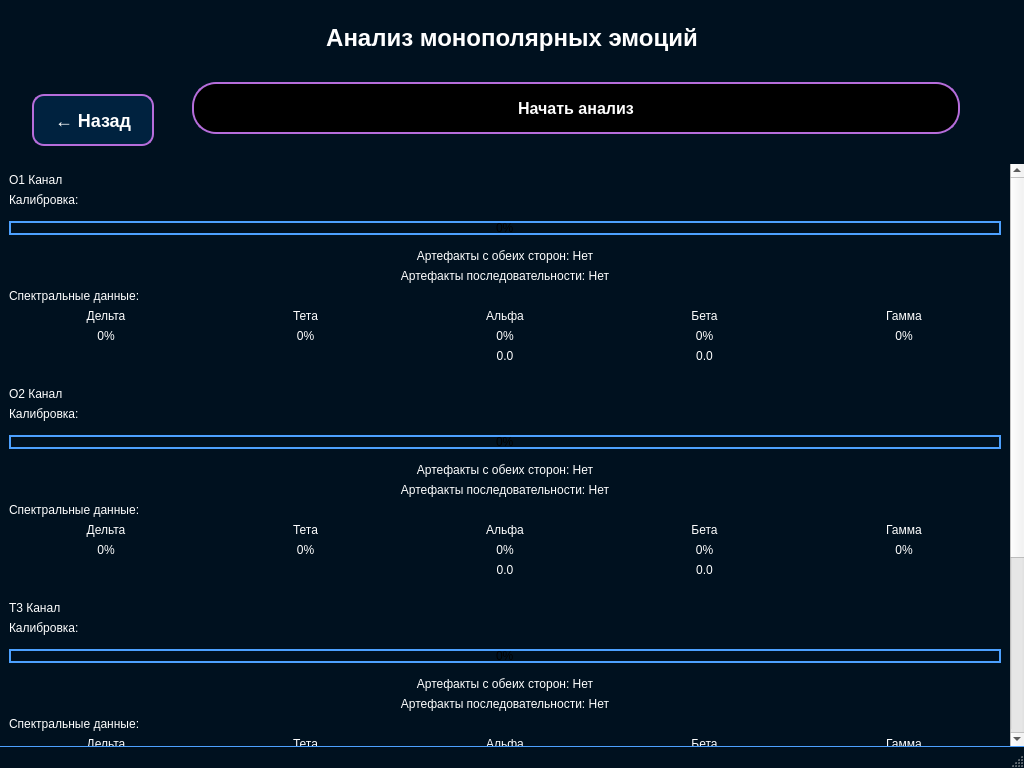
simai1/sfedu-hackathon-2025, file BrainBit/neurosamples-main/Bit/ui/EmotionMonopolarScreenRuUI.ui: the form before one commit.
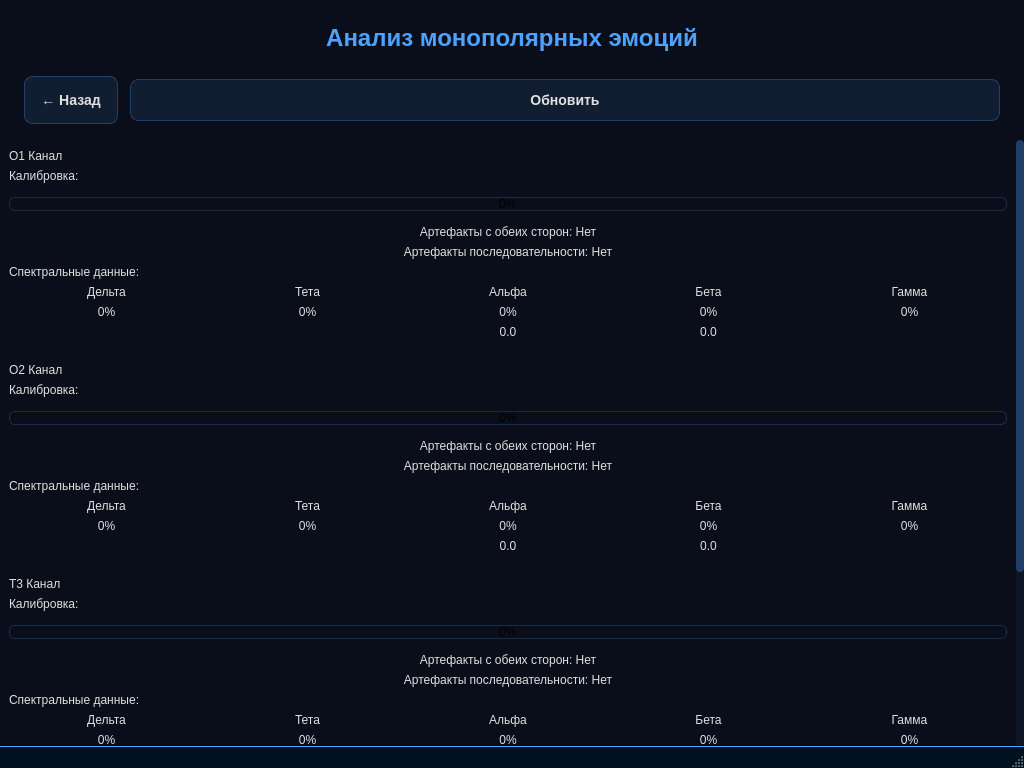
The form after the commit.

The edit to the form file:
```diff
--- a/BrainBit/neurosamples-main/Bit/ui/EmotionMonopolarScreenRuUI.ui
+++ b/BrainBit/neurosamples-main/Bit/ui/EmotionMonopolarScreenRuUI.ui
@@ -15,24 +15,23 @@
   </property>
   <property name="styleSheet">
    <string notr="true">QMainWindow {
-	background-color: #00111F;
+	background: #0A0E1A;
 	font-family: "Segoe UI", "Roboto", "Helvetica Neue", sans-serif;
 }
 
 QLabel {
-	color: #FFFFFF;
+	color: #E0E0E0;
 }
 
 QPushButton {
-	background-color: black;
-	border: 2px solid #B66DDB;
-	color: white;
-	font-size: 16px;
+	background: rgba(77, 161, 255, 0.1);
+	border: 1px solid rgba(77, 161, 255, 0.3);
+	color: #E0E0E0;
+	font-size: 14px;
 	font-weight: 500;
-	height: 48px;
-	padding: 0 24px;
-	border-radius: 24px;
-	transition: all 0.3s ease;
+	height: 40px;
+	padding: 0 20px;
+	border-radius: 8px;
 }
 
 QPushButton:hover {
@@ -48,24 +47,27 @@
 }
 
 QPushButton:disabled {
-	opacity: 0.5;
+	opacity: 0.4;
 }
 
 /* Header */
 QLabel#headerTitle {
 	font-size: 24px;
 	font-weight: 600;
-	margin: 24px 0;
+	margin: 24px 0 8px 0;
 	text-align: center;
+	color: #4DA1FF;
 }
 
 /* Back Button */
 QPushButton#backButton {
-	background-color: #00223F;
-	border-radius: 12px;
-	font-size: 18px;
-	padding: 0 20px;
-	min-width: 40px;
+	background: rgba(77, 161, 255, 0.1);
+	border: 1px solid rgba(77, 161, 255, 0.3);
+	border-radius: 8px;
+	font-size: 14px;
+	padding: 0 16px;
+	min-width: 60px;
+	height: 40px;
 }
 
 QPushButton#backButton:hover {
@@ -73,109 +75,149 @@
 	box-shadow: 0 2px 4px rgba(0, 34, 63, 0.4);
 }
 
-/* Start Button */
-QPushButton#startEmotionButton {
-	margin: 0 32px 24px 32px;
+/* Refresh Button */
+QPushButton#refreshButton {
+	background: rgba(77, 161, 255, 0.1);
+	border: 1px solid rgba(77, 161, 255, 0.3);
+	border-radius: 8px;
+	font-size: 14px;
+	padding: 0 20px;
+	min-width: 120px;
+	height: 40px;
+}
+
+QPushButton#refreshButton:hover {
+	background: rgba(77, 161, 255, 0.2);
+	border: 1px solid rgba(77, 161, 255, 0.5);
 }
 
 /* Channel Section */
 QWidget[channelSection="true"] {
-	background-color: rgba(0, 34, 63, 0.3);
-	border-radius: 16px;
-	margin: 15px 32px;
-	padding: 15px;
+	background: rgba(77, 161, 255, 0.03);
+	border: 1px solid rgba(77, 161, 255, 0.15);
+	border-radius: 12px;
+	margin: 12px 24px;
+	padding: 16px;
 }
 
 /* Channel Header */
 QLabel[channelHeader="true"] {
-	font-size: 20px;
+	font-size: 16px;
 	font-weight: 600;
 	color: #4DA1FF;
-	margin: 10px 0;
+	margin: 0 0 12px 0;
 	text-align: center;
 }
 
 /* Section Headers */
 QLabel[sectionHeader="true"] {
-	font-size: 18px;
-	font-weight: 600;
-	color: #B66DDB;
-	margin: 10px 0 5px 0;
+	font-size: 13px;
+	font-weight: 500;
+	color: #999999;
+	margin: 8px 0 4px 0;
 }
 
 /* Progress Bars */
 QProgressBar {
-	border: 2px solid #4DA1FF;
-	border-radius: 10px;
-	background-color: rgba(0, 34, 63, 0.5);
+	border: 1px solid rgba(77, 161, 255, 0.2);
+	border-radius: 6px;
+	background: rgba(77, 161, 255, 0.05);
 	margin: 8px 0;
-	height: 20px;
+	height: 8px;
 	text-align: center;
 }
 
 QProgressBar::chunk {
-	background-color: qlineargradient(x1: 0, y1: 0, x2: 1, y2: 1, stop: 0 #B66DDB, stop: 1 #8A4BB0);
-	border-radius: 8px;
+	background: qlineargradient(x1: 0, y1: 0, x2: 1, y2: 0, stop: 0 #4DA1FF, stop: 1 #6BB5FF);
+	border-radius: 5px;
 }
 
 /* Status Labels */
 QLabel[statusLabel="true"] {
-	font-size: 16px;
-	margin: 5px 0;
-	padding: 8px;
-	border-radius: 8px;
-	background-color: rgba(0, 34, 63, 0.3);
+	font-size: 12px;
+	margin: 4px 0;
+	padding: 6px 12px;
+	border-radius: 6px;
+	background: rgba(77, 161, 255, 0.05);
+	border: 1px solid rgba(77, 161, 255, 0.1);
+	color: #CCCCCC;
 }
 
 /* Data Grids */
 QGridLayout[dataGrid="true"] {
-	margin: 10px 0;
-	spacing: 10px;
+	margin: 8px 0;
+	spacing: 8px;
 }
 
 /* Grid Headers */
 QLabel[gridHeader="true"] {
-	font-weight: 600;
-	font-size: 16px;
-	color: #4DA1FF;
+	font-weight: 500;
+	font-size: 12px;
+	color: #999999;
 	text-align: center;
 }
 
 /* Value Labels */
 QLabel[valueLabel="true"] {
 	font-weight: 600;
-	font-size: 18px;
-	color: #20C997;
+	font-size: 14px;
+	color: #4DA1FF;
 	text-align: center;
-	background-color: rgba(0, 34, 63, 0.3);
-	border-radius: 8px;
-	padding: 8px;
+	background: rgba(77, 161, 255, 0.08);
+	border: 1px solid rgba(77, 161, 255, 0.15);
+	border-radius: 6px;
+	padding: 6px 10px;
 }
 
 /* Scroll Area */
 QScrollArea {
 	border: none;
-	background-color: transparent;
+	background: transparent;
 }
 
 QScrollArea QWidget {
-	background-color: transparent;
+	background: transparent;
+}
+
+/* Scroll Bar */
+QScrollBar:vertical {
+	background: rgba(77, 161, 255, 0.05);
+	width: 8px;
+	border-radius: 4px;
+	margin: 0;
+}
+
+QScrollBar::handle:vertical {
+	background: rgba(77, 161, 255, 0.3);
+	border-radius: 4px;
+	min-height: 20px;
+}
+
+QScrollBar::handle:vertical:hover {
+	background: rgba(77, 161, 255, 0.5);
+}
+
+QScrollBar::add-line:vertical, QScrollBar::sub-line:vertical {
+	height: 0px;
 }
 
 /* Status Bar */
 QStatusBar {
-	background-color: #00111F;
+	background: #0A0E1A;
 	border: none;
-	border-top: 1px solid #4DA1FF;
+	border-top: 1px solid rgba(77, 161, 255, 0.15);
 }
 
 QStatusBar QLabel {
-	color: #FFFFFF;
-	font-size: 14px;
+	color: #999999;
+	font-size: 12px;
 }</string>
   </property>
   <widget class="QWidget" name="centralwidget">
    <layout class="QVBoxLayout" name="verticalLayout">
+    <property name="spacing">
+     <number>16</number>
+    </property>
     <property name="leftMargin">
      <number>0</number>
     </property>
@@ -200,11 +242,20 @@
     </item>
     <item>
      <layout class="QHBoxLayout" name="horizontalLayout" stretch="0,1">
+      <property name="spacing">
+       <number>12</number>
+      </property>
       <property name="leftMargin">
-       <number>32</number>
+       <number>24</number>
       </property>
       <property name="rightMargin">
-       <number>32</number>
+       <number>24</number>
+      </property>
+      <property name="topMargin">
+       <number>0</number>
+      </property>
+      <property name="bottomMargin">
+       <number>0</number>
       </property>
       <item>
        <widget class="QPushButton" name="backButton">
@@ -223,12 +274,12 @@
        <widget class="QPushButton" name="startEmotionButton">
         <property name="minimumSize">
          <size>
-          <width>0</width>
-          <height>60</height>
+          <width>120</width>
+          <height>40</height>
          </size>
         </property>
         <property name="text">
-         <string>Начать анализ</string>
+         <string>Обновить</string>
         </property>
        </widget>
       </item>
```
Left out of the diff: 16 changed lines with no effect on the pictures.
